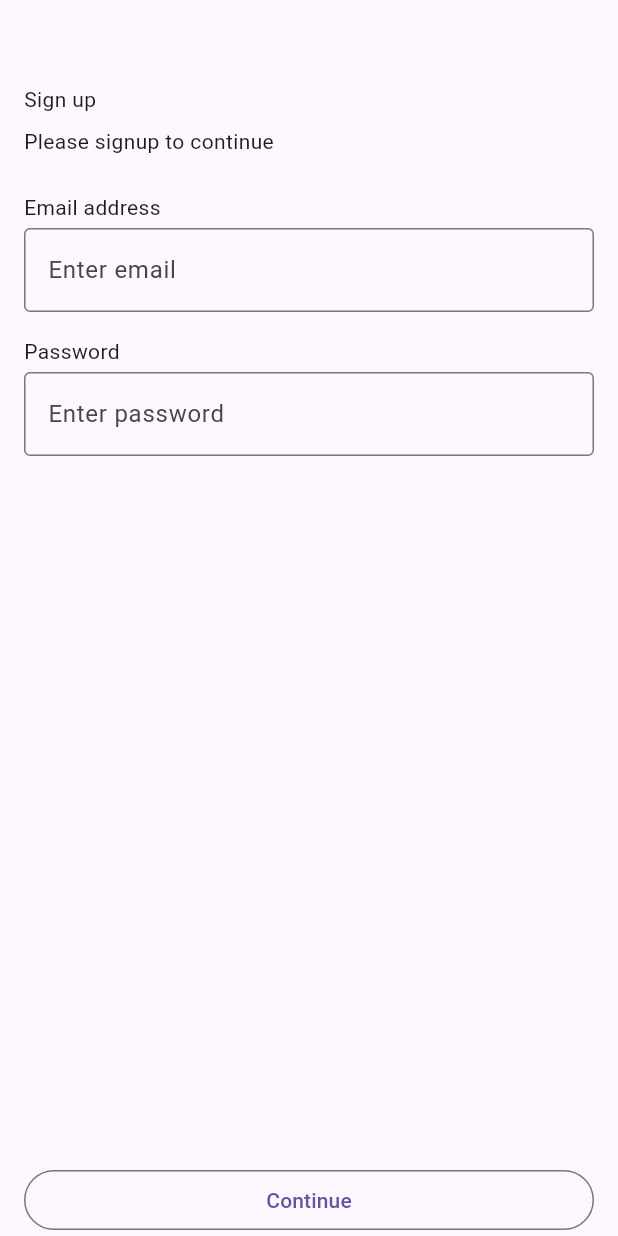
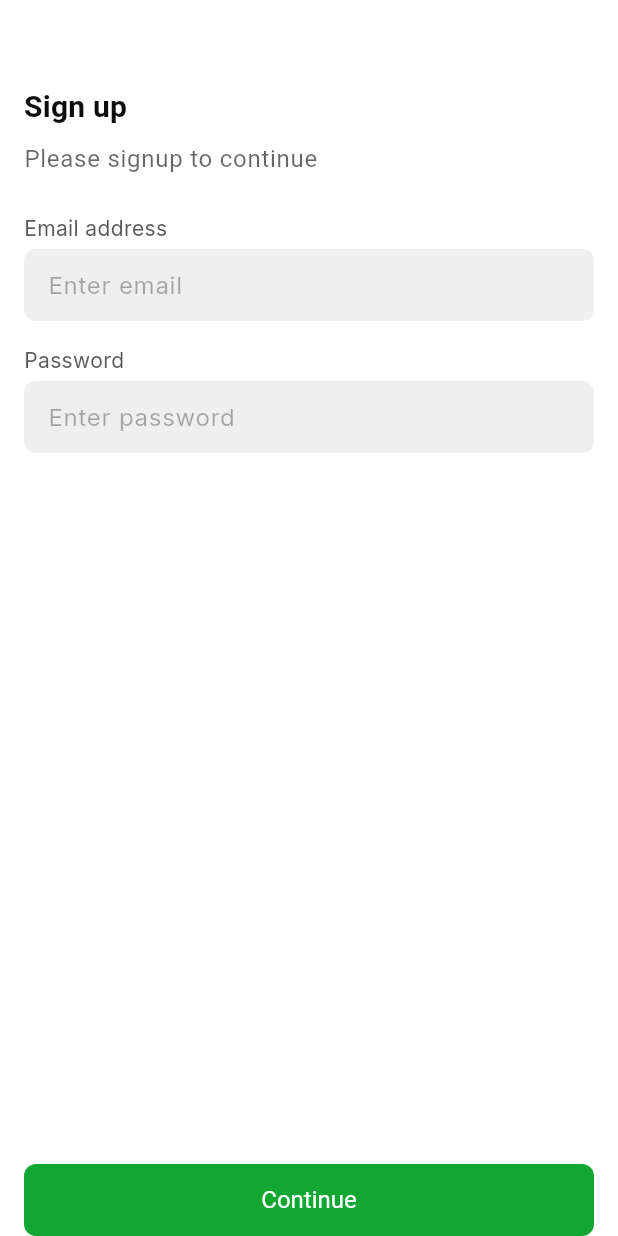
Before and after one commit to Mastersam07/hackpay, a Flutter app: the SignupView screen opened by its route, on a phone screen of 412 x 824 dp. Run offline on Flutter 3.47's test engine with Material 3 defaults, Android fonts, the phone set to English and light mode, and no system bars; our stand-ins replace dio, get_it, google_fonts, phosphor_flutter, shared_preferences; missing offline and left inert: ficonsax, flutter_svg_plus; accounts and stored records are empty; project files that could hold a hidden picture were left out.

Commit message:
chore: styling on auth pages

```diff
--- a/lib/features/auth/domain/dtos/auth_dto.dart
+++ b/lib/features/auth/domain/dtos/auth_dto.dart
@@ -11,4 +11,9 @@ final class AuthDto {
         emailAddress: json['emailAddress'],
         password: json['password'],
       );
+
+  Map<String, dynamic> toJson() => {
+        'emailAddress': emailAddress,
+        'password': password,
+      };
 }
--- a/lib/features/auth/presentation/views/signup.dart
+++ b/lib/features/auth/presentation/views/signup.dart
@@ -42,12 +42,27 @@ class _SignupViewState extends State<SignupView> {
                       child: Column(
                         crossAxisAlignment: CrossAxisAlignment.stretch,
                         children: [
-                          const Text(
+                          Text(
                             'Sign up',
+                            style: Theme.of(context)
+                                .textTheme
+                                .titleMedium
+                                ?.copyWith(
+                                  fontWeight: FontWeight.w600,
+                                  color:
+                                      const Color(0xFF000000).withOpacity(.95),
+                                ),
                           ),
                           const SizedBox(height: 8),
-                          const Text(
+                          Text(
                             'Please signup to continue',
+                            style:
+                                Theme.of(context).textTheme.bodyLarge?.copyWith(
+                                      color: Theme.of(context)
+                                          .colorScheme
+                                          .onSurface
+                                          .withOpacity(.6),
+                                    ),
                           ),
                           const SizedBox(height: 24),
                           PayTextField(
@@ -88,7 +103,7 @@ class _SignupViewState extends State<SignupView> {
                             },
                           ),
                           const Spacer(),
-                          OutlinedButton(
+                          FilledButton(
                             onPressed: signupVm.signup,
                             child: const Text('Continue'),
                           ),
--- a/lib/features/auth/presentation/widgets/pay_textfield.dart
+++ b/lib/features/auth/presentation/widgets/pay_textfield.dart
@@ -1,6 +1,6 @@
 import 'package:flutter/material.dart';
 
-class PayTextField extends StatelessWidget {
+class PayTextField extends StatefulWidget {
   const PayTextField({
     super.key,
     required this.title,
@@ -9,14 +9,42 @@ class PayTextField extends StatelessWidget {
     this.controller,
     this.onChanged,
     this.validator,
-  });
+    this.suffix,
+  }) : isPassword = false;
+
+  const PayTextField.password({
+    super.key,
+    required this.title,
+    required this.hint,
+    this.autofillHints,
+    this.controller,
+    this.onChanged,
+    this.validator,
+    this.suffix,
+  }) : isPassword = true;
 
   final String title;
-  final String hint;
+  final String? hint;
   final Iterable<String>? autofillHints;
   final TextEditingController? controller;
   final void Function(String)? onChanged;
   final String? Function(String?)? validator;
+  final Widget? suffix;
+
+  final bool isPassword;
+
+  @override
+  State<PayTextField> createState() => _PayTextFieldState();
+}
+
+class _PayTextFieldState extends State<PayTextField> {
+  bool obscurePassword = false;
+
+  void _togglePassword() {
+    setState(() {
+      obscurePassword = !obscurePassword;
+    });
+  }
 
   @override
   Widget build(BuildContext context) {
@@ -24,17 +52,38 @@ class PayTextField extends StatelessWidget {
       crossAxisAlignment: CrossAxisAlignment.start,
       children: [
         Text(
-          title,
+          widget.title,
+          style: Theme.of(context).inputDecorationTheme.labelStyle,
         ),
         const SizedBox(height: 4),
         TextFormField(
-          controller: controller,
-          autofillHints: autofillHints,
-          onChanged: onChanged,
-          validator: validator,
+          controller: widget.controller,
+          autofillHints: widget.autofillHints,
+          obscureText: obscurePassword,
+          onChanged: widget.onChanged,
+          validator: widget.validator,
           decoration: InputDecoration(
-            hintText: hint,
-            border: const OutlineInputBorder(),
+            suffixIconConstraints: const BoxConstraints(maxWidth: 80),
+            hintText: widget.hint,
+            suffixIcon: widget.isPassword
+                ? InkWell(
+                    borderRadius: const BorderRadius.all(Radius.circular(12)),
+                    onTap: _togglePassword,
+                    child: DefaultTextStyle(
+                      style: Theme.of(context)
+                          .inputDecorationTheme
+                          .labelStyle!
+                          .copyWith(fontSize: 12),
+                      child: Padding(
+                        padding: const EdgeInsets.symmetric(horizontal: 12),
+                        child: switch (obscurePassword) {
+                          true => const Text('SHOW', key: Key('showPassword')),
+                          false => const Text('HIDE', key: Key('hidePassword')),
+                        },
+                      ),
+                    ),
+                  )
+                : null,
           ),
         ),
       ],
```
Also changed, not shown: lib/app.dart (+60 -1 lines), lib/features/auth/presentation/views/login.dart (+20 -9 lines), lib/shared/assets.dart (added, +50 -0 lines), lib/shared/back_button.dart (added, +22 -0 lines), lib/shared/svg_icon.dart (added, +40 -0 lines).
